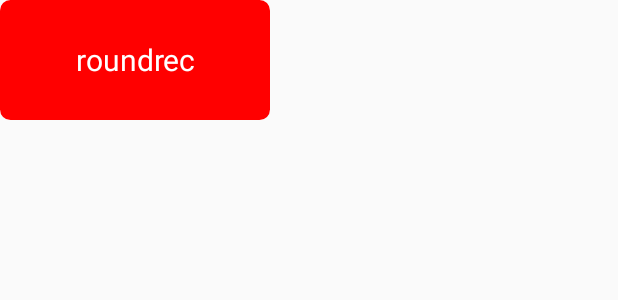
After one commit to zxzxzxygithub/wxpicscale, an Android app: the layout custextview.xml on its own in the app's theme, with its tools: preview values and no code run, on a phone screen of 412 x 824 dp. The commit adds this screen. Shown: the top 300 px of the screen. Run offline under Robolectric (Android 15) with nearby library versions, the phone set to English and light mode, and no system bars.

Commit message:
add：custextview

```diff
--- a/app/src/main/AndroidManifest.xml
+++ b/app/src/main/AndroidManifest.xml
@@ -11,7 +11,7 @@
         android:label="@string/app_name"
         android:supportsRtl="true"
         android:theme="@style/AppTheme">
-        <activity android:name=".MainActivity">
+        <activity android:name=".SimpleDemoActivity">
             <intent-filter>
                 <action android:name="android.intent.action.MAIN"/>
 
--- /dev/null
+++ b/app/src/main/java/com/mofanbaby/qiaotalk/widget/CustumShapeBgTextView.java
@@ -0,0 +1,158 @@
+package com.mofanbaby.qiaotalk.widget;
+
+import android.content.Context;
+import android.content.res.TypedArray;
+import android.graphics.Color;
+import android.graphics.drawable.GradientDrawable;
+import android.os.Build;
+import android.util.AttributeSet;
+import android.util.Log;
+import android.view.MotionEvent;
+import android.widget.TextView;
+
+import ch.ielse.demo.p02.R;
+
+/**
+ * Created by guof on 2016/8/3.
+ */
+public class CustumShapeBgTextView extends TextView {
+
+    /**
+     * 实现自定义圆角背景
+     * 支持
+     * 1.四边圆角
+     * 2.指定边圆角
+     * 3.支持填充色以及边框色
+     * 4.支持按下效果
+     */
+
+    public CustumShapeBgTextView(Context context, AttributeSet attrs) {
+        super(context, attrs);
+        init(context, attrs);
+    }
+
+
+    private GradientDrawable gd;
+    //填充色
+    private int solidColor = 0;
+    //边框色
+    private int strokeColor = 0;
+    //按下填充色
+    private int solidTouchColor = 0;
+    //按下边框色
+    private int strokeTouchColor = 0;
+    //边框宽度
+    private int strokeWith = 0;
+    private int shapeTpe = GradientDrawable.RECTANGLE;
+    //按下字体色
+    private int textTouchColor = 0;
+    //字体色
+    private int textColor = 0;
+
+    float dashGap = 0;
+    float dashWidth = 0;
+
+    @SuppressWarnings("WrongConstant")
+    public void init(Context context, AttributeSet attrs) {
+        TypedArray ta = context.getTheme().obtainStyledAttributes(attrs, R.styleable.CustumBgTextView, 0, 0);
+
+        solidColor = ta.getInteger(R.styleable.CustumBgTextView_solidColor, 0x00000000);
+        strokeColor = ta.getInteger(R.styleable.CustumBgTextView_strokeColor, 0x00000000);
+
+        solidTouchColor = ta.getInteger(R.styleable.CustumBgTextView_solidTouchColor, 0x00000000);
+        strokeTouchColor = ta.getInteger(R.styleable.CustumBgTextView_strokeTouchColor, 0x00000000);
+        textTouchColor = ta.getInteger(R.styleable.CustumBgTextView_textTouchColor, 0x00000000);
+        textColor = getCurrentTextColor();
+        strokeWith = ta.getInteger(R.styleable.CustumBgTextView_strokeWith, 0);
+
+        float radius = ta.getDimension(R.styleable.CustumBgTextView_radius, 0);
+        float topLeftRadius = ta.getDimension(R.styleable.CustumBgTextView_topLeftRadius, 0);
+        float topRightRadius = ta.getDimension(R.styleable.CustumBgTextView_topRightRadius, 0);
+        float bottomLeftRadius = ta.getDimension(R.styleable.CustumBgTextView_bottomLeftRadius, 0);
+        float bottomRightRadius = ta.getDimension(R.styleable.CustumBgTextView_bottomRightRadius, 0);
+        dashGap = ta.getDimension(R.styleable.CustumBgTextView_dashGap, 0);
+        dashWidth = ta.getDimension(R.styleable.CustumBgTextView_dashWidth, 0);
+
+
+        shapeTpe = ta.getInt(R.styleable.CustumBgTextView_shapeTpe, GradientDrawable.RECTANGLE);
+
+        Log.d("sss", "打印shapeTpe" + shapeTpe);
+
+        gd = new GradientDrawable();
+
+        gd.setShape(shapeTpe);
+        //矩形
+        if (shapeTpe == GradientDrawable.RECTANGLE) {
+            gd.setShape(GradientDrawable.RECTANGLE);
+            if (radius != 0) {
+                gd.setCornerRadius(radius);
+            } else {
+                //分别表示 左上 右上 右下 左下
+                gd.setCornerRadii(new float[]{topLeftRadius, topLeftRadius, topRightRadius, topRightRadius, bottomRightRadius, bottomRightRadius, bottomLeftRadius, bottomLeftRadius});
+            }
+        }
+
+
+        drowBackgroud(false);
+        ta.recycle();
+    }
+
+    public void setSelection(boolean selection) {
+        drowBackgroud(selection);
+    }
+
+    /**
+     * 设置按下颜色值
+     */
+    private void drowBackgroud(boolean isTouch) {
+        if (isTouch) {
+            if (solidTouchColor != 0)
+                gd.setColor(solidTouchColor);
+
+            if (strokeWith != 0 && strokeTouchColor != 0) {
+                if (dashGap != 0 && dashGap != 0)
+                    gd.setStroke(strokeWith, strokeTouchColor, dashGap, dashGap);
+                else
+                    gd.setStroke(strokeWith, strokeTouchColor);
+            }
+            if (textTouchColor != 0)
+                setTextColor(textTouchColor);
+        } else {
+            if (solidColor != 0)
+                gd.setColor(solidColor);
+            else
+                gd.setColor(Color.TRANSPARENT);
+
+            if (strokeWith != 0 && strokeColor != 0) {
+
+                if (dashGap != 0 && dashGap != 0)
+                    gd.setStroke(strokeWith, strokeColor, dashGap, dashGap);
+                else
+                    gd.setStroke(strokeWith, strokeColor);
+            } else
+                gd.setStroke(0, Color.TRANSPARENT);
+
+
+            if (textTouchColor != 0)
+                setTextColor(textColor);
+        }
+
+        if (Build.VERSION.SDK_INT >= Build.VERSION_CODES.JELLY_BEAN) {
+            setBackground(gd);
+        }
+        postInvalidate();
+
+    }
+
+    @Override
+    public boolean onTouchEvent(MotionEvent event) {
+
+        if (event.getAction() == MotionEvent.ACTION_DOWN) {
+            drowBackgroud(true);
+        } else {
+            drowBackgroud(false);
+        }
+
+        return true;
+    }
+}
--- a/app/src/main/java/com/mofanbaby/qiaotalk/widget/ImageWatcher.java
+++ b/app/src/main/java/com/mofanbaby/qiaotalk/widget/ImageWatcher.java
@@ -698,7 +698,8 @@ public class ImageWatcher extends FrameLayout implements GestureDetector.OnGestu
                 }
 
                 int[] location = new int[2];
-                originRef.getLocationOnScreen(location);
+                SimpleDraweeView originRefPosition0 = mImageGroupList.get(0);
+                originRefPosition0.getLocationOnScreen(location);
                 simpleDraweeView.setTranslationX(location[0]);
                 int locationYOfFullScreen = location[1];
                 locationYOfFullScreen -= mStatusBarHeight;
--- /dev/null
+++ b/app/src/main/res/layout/custextview.xml
@@ -0,0 +1,17 @@
+<?xml version="1.0" encoding="utf-8"?>
+<LinearLayout xmlns:android="http://schemas.android.com/apk/res/android"
+    xmlns:apps="http://schemas.android.com/apk/res-auto"
+    android:layout_width="match_parent"
+    android:layout_height="match_parent"
+    android:orientation="vertical">
+
+    <com.mofanbaby.qiaotalk.widget.CustumShapeBgTextView
+        android:layout_width="180dp"
+        android:layout_height="80dp"
+        android:gravity="center"
+        android:text="roundrec"
+        android:textColor="@android:color/white"
+        android:textSize="20sp"
+        apps:radius="7dp"
+        apps:solidColor="#ff0000" />
+</LinearLayout>
```
Also changed, not shown: app/src/main/java/ch/ielse/demo/p02/SimpleDemoActivity.java (+15 -1 lines), app/src/main/res/drawable/randomcolor11.xml (added, +13 -0 lines), app/src/main/res/values/attrs.xml (added, +38 -0 lines), 2 other files.
